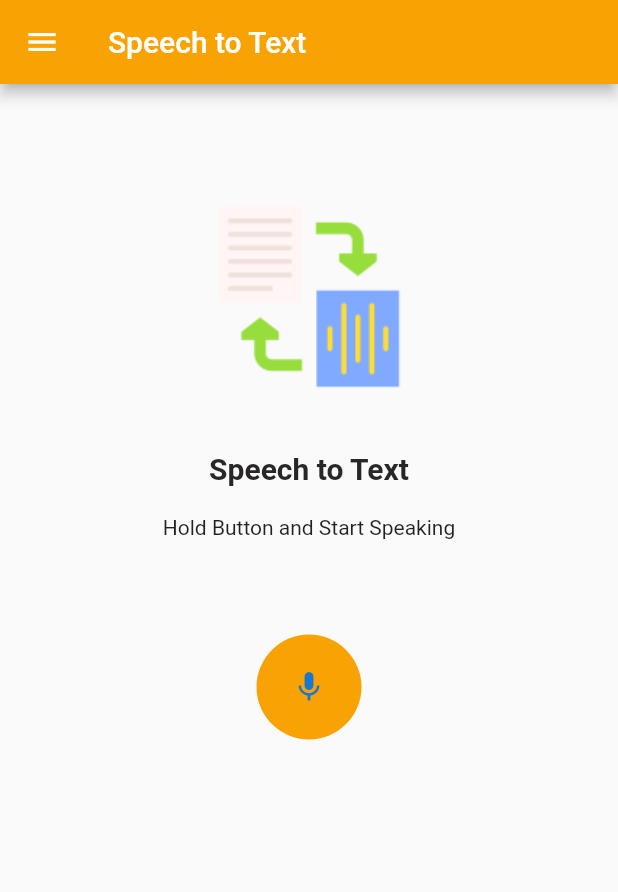
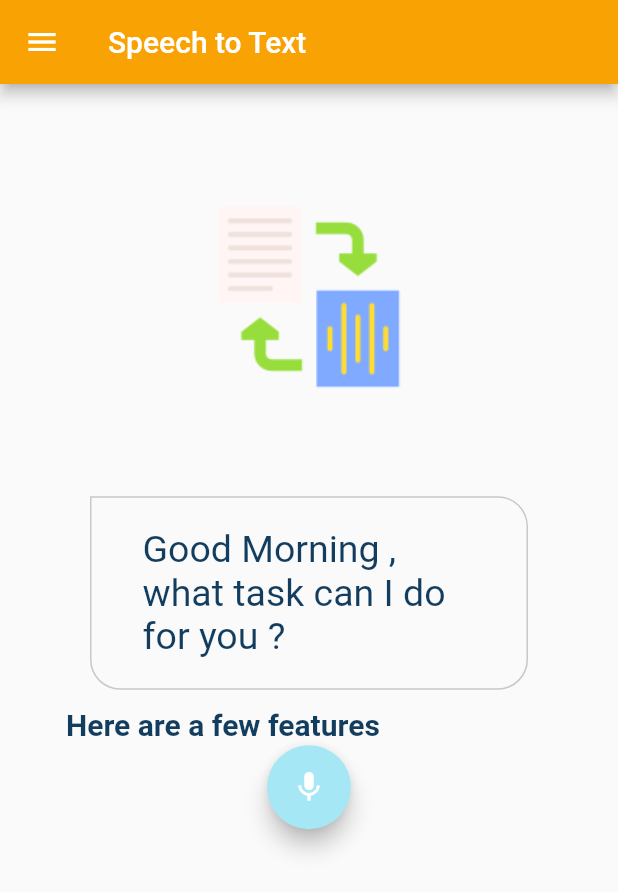
Before and after one commit to sambhavnrana/Advanced-Text-To-Speech, a Flutter app: the SpeechToText screen opened directly, on a phone screen of 412 x 824 dp. Shown: the top 892 px of the screen. Run offline on Flutter 3.47's test engine with Material 2 defaults, Android fonts, the phone set to English and light mode, and no system bars; drawn by our look-alikes of avatar_glow; our stand-ins replace flutter_tts, speech_to_text; Roboto replaces fonts that are missing (Cera Pro).

Commit message:
fake stt page

```diff
--- a/lib/GlobalState/colorscheme.dart
+++ b/lib/GlobalState/colorscheme.dart
@@ -5,3 +5,15 @@ class ColorSchemes {
   static const Color whiteC = Colors.white;
   static const Color blackC = Color.fromARGB(255, 41, 38, 38);
 }
+
+class Pallete {
+  static const Color mainFontColor = Color.fromRGBO(19, 61, 95, 1);
+  static const Color firstSuggestionBoxColor = Color.fromRGBO(165, 231, 244, 1);
+  static const Color secondSuggestionBoxColor =
+      Color.fromRGBO(157, 202, 235, 1);
+  static const Color thirdSuggestionBoxColor = Color.fromRGBO(162, 238, 239, 1);
+  static const Color assistantCircleColor = Color.fromRGBO(209, 243, 249, 1);
+  static const Color borderColor = Color.fromRGBO(200, 200, 200, 1);
+  static const Color blackColor = Colors.black;
+  static const Color whiteColor = Colors.white;
+}
--- a/lib/Pages/Auth/speechtotext.dart
+++ b/lib/Pages/Auth/speechtotext.dart
@@ -1,3 +1,109 @@
+// import 'package:avatar_glow/avatar_glow.dart';
+// import 'package:flutter/material.dart';
+// import 'package:tts/GlobalState/colorscheme.dart';
+// import 'package:tts/GlobalState/responsiveUtils.dart';
+// import 'package:speech_to_text/speech_to_text.dart' as stt;
+
+// class SpeechToText extends StatelessWidget {
+//   SpeechToText({super.key});
+
+//   @override
+//   Widget build(BuildContext context) {
+//     return Scaffold(
+//         floatingActionButtonLocation: FloatingActionButtonLocation.centerFloat,
+//         floatingActionButton: AvatarGlow(
+//           endRadius: 350.0,
+//           //animate: isListening,
+//           duration: Duration(milliseconds: 1800),
+//           glowColor: ColorSchemes.orangeC,
+//           repeatPauseDuration: Duration(milliseconds: 100),
+//           showTwoGlows: true,
+//           child: GestureDetector(
+//             onTapDown: (details) {},
+//             child: CircleAvatar(
+//               backgroundColor: ColorSchemes.orangeC,
+//               radius: 35,
+//               child: IconButton(
+//                 icon: const Icon(Icons.mic),
+//                 onPressed: () {},
+//               ),
+//             ),
+//           ),
+//         ),
+//         appBar: AppBar(
+//           backgroundColor: ColorSchemes.orangeC,
+//           title: const Text("Speech to Text"),
+//         ),
+//         drawer: Drawer(
+//           child: ListView(
+//             children: [
+//               const DrawerHeader(
+//                 decoration: BoxDecoration(
+//                   color: ColorSchemes.orangeC,
+//                 ),
+//                 child: Text(
+//                   'Menu',
+//                   style: TextStyle(
+//                       fontSize: 20.0,
+//                       fontWeight: FontWeight.w600,
+//                       color: ColorSchemes.whiteC),
+//                 ),
+//               ),
+//               ListTile(
+//                 title: const Text('Text Summarizer'),
+//                 onTap: () {
+//                   Navigator.pushNamed(context, '/textsummarizer');
+//                 },
+//               ),
+//               ListTile(
+//                 title: const Text('Text To Speech'),
+//                 onTap: () {
+//                   Navigator.pushNamed(context, '/texttospeech');
+//                 },
+//               ),
+//               ListTile(
+//                 title: const Text('HOME'),
+//                 onTap: () {
+//                   Navigator.pushNamed(context, '/home');
+//                 },
+//               ),
+//             ],
+//           ),
+//         ),
+//         body: SafeArea(
+//             child: Padding(
+//                 padding: const EdgeInsets.fromLTRB(100, 80, 100, 50),
+//                 child: Center(
+//                   child: Column(
+//                     children: [
+//                       Image(
+//                         width: Responsiveness.screenWidth(context) * 0.3,
+//                         fit: BoxFit.cover,
+//                         image: const AssetImage('assets/images/stt.png'),
+//                       ),
+//                       SizedBox(
+//                         height: Responsiveness.screenHeight(context) * 0.05,
+//                       ),
+//                       const Text(
+//                         'Speech to Text',
+//                         style: TextStyle(
+//                             fontSize: 20.0,
+//                             fontWeight: FontWeight.w600,
+//                             color: ColorSchemes.blackC),
+//                       ),
+//                       const SizedBox(
+//                         height: 20,
+//                       ),
+//                       const Text('Hold Button and Start Speaking'),
+//                       const SizedBox(
+//                         height: 20,
+//                       ),
+//                     ],
+//                   ),
+//                 ))));
+//   }
+// }
+
 import 'package:avatar_glow/avatar_glow.dart';
 import 'package:flutter/material.dart';
 import 'package:tts/GlobalState/colorscheme.dart';
@@ -10,26 +116,6 @@ class SpeechToText extends StatelessWidget {
   @override
   Widget build(BuildContext context) {
     return Scaffold(
-        floatingActionButtonLocation: FloatingActionButtonLocation.centerFloat,
-        floatingActionButton: AvatarGlow(
-          endRadius: 350.0,
-          //animate: isListening,
-          duration: Duration(milliseconds: 1800),
-          glowColor: ColorSchemes.orangeC,
-          repeatPauseDuration: Duration(milliseconds: 100),
-          showTwoGlows: true,
-          child: GestureDetector(
-            onTapDown: (details) {},
-            child: CircleAvatar(
-              backgroundColor: ColorSchemes.orangeC,
-              radius: 35,
-              child: IconButton(
-                icon: const Icon(Icons.mic),
-                onPressed: () {},
-              ),
-            ),
-          ),
-        ),
         appBar: AppBar(
           backgroundColor: ColorSchemes.orangeC,
           title: const Text("Speech to Text"),
@@ -72,7 +158,7 @@ class SpeechToText extends StatelessWidget {
         ),
         body: SafeArea(
             child: Padding(
-                padding: const EdgeInsets.fromLTRB(100, 80, 100, 50),
+                padding: const EdgeInsets.fromLTRB(20, 80, 20, 50),
                 child: Center(
                   child: Column(
                     children: [
@@ -84,19 +170,53 @@ class SpeechToText extends StatelessWidget {
                       SizedBox(
                         height: Responsiveness.screenHeight(context) * 0.05,
                       ),
-                      const Text(
-                        'Speech to Text',
-                        style: TextStyle(
-                            fontSize: 20.0,
-                            fontWeight: FontWeight.w600,
-                            color: ColorSchemes.blackC),
+                      Container(
+                        padding: const EdgeInsets.symmetric(
+                            horizontal: 24, vertical: 10),
+                        margin:
+                            const EdgeInsets.symmetric(horizontal: 40).copyWith(
+                          top: 30,
+                        ),
+                        decoration: BoxDecoration(
+                          border: Border.all(
+                            color: Pallete.borderColor,
+                          ),
+                          borderRadius: BorderRadius.circular(20).copyWith(
+                            topLeft: Radius.zero,
+                          ),
+                        ),
+                        child: const Padding(
+                          padding: EdgeInsets.all(10.0),
+                          child: Text(
+                            'Good Morning , what task can I do for you ?',
+                            style: TextStyle(
+                              fontFamily: 'Cera Pro',
+                              color: Pallete.mainFontColor,
+                              fontSize: 25,
+                            ),
+                          ),
+                        ),
                       ),
-                      const SizedBox(
-                        height: 20,
+                      Container(
+                        padding: const EdgeInsets.all(2),
+                        alignment: Alignment.centerLeft,
+                        margin: const EdgeInsets.only(top: 10, left: 22),
+                        child: const Align(
+                          alignment: Alignment.centerLeft,
+                          child: Text(
+                            'Here are a few features',
+                            style: TextStyle(
+                                fontFamily: 'Cera Pro',
+                                color: Pallete.mainFontColor,
+                                fontSize: 20,
+                                fontWeight: FontWeight.bold),
+                          ),
+                        ),
                       ),
-                      const Text('Hold Button and Start Speaking'),
-                      const SizedBox(
-                        height: 20,
+                      FloatingActionButton(
+                        backgroundColor: Pallete.firstSuggestionBoxColor,
+                        onPressed: () {},
+                        child: const Icon(Icons.mic),
                       ),
                     ],
                   ),
```
Also changed, not shown: lib/Pages/feature_box.dart (added, +57 -0 lines), pubspec.yaml (+5 -6 lines).
